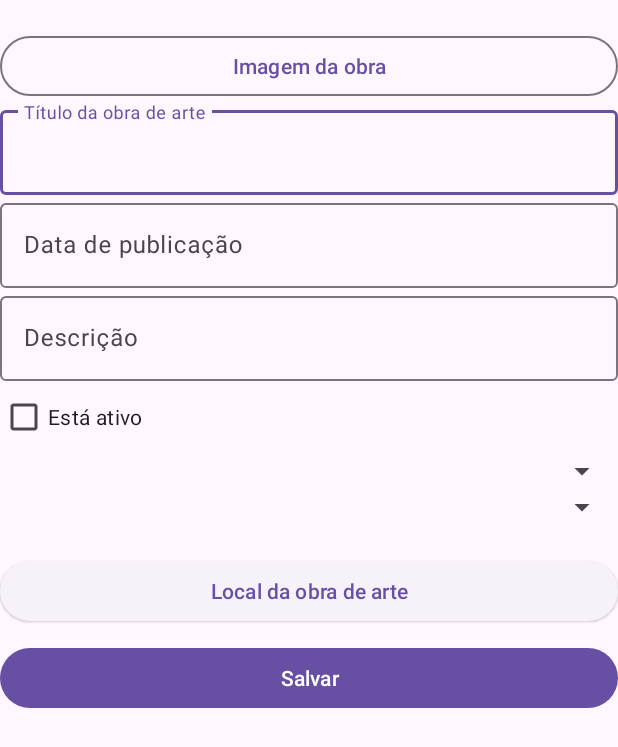
After one commit to LaraaMagalhaes/EspacaoCultural, an Android app: the SaveArtActivity screen opened directly, with no data from a screen before it, on a phone screen of 412 x 824 dp. The commit adds this screen. Shown: the top 747 px of the screen. Run offline under Robolectric (Android 15) with nearby library versions, the phone set to English and light mode, and no system bars.

Commit message:
Adicionado layout basico para salvar obra de arte

```diff
--- a/app/src/main/AndroidManifest.xml
+++ b/app/src/main/AndroidManifest.xml
@@ -13,6 +13,11 @@
         android:theme="@style/Theme.AppCultural"
         tools:targetApi="31">
         <activity
+            android:name=".views.SaveArtActivity"
+            android:exported="false"
+            android:label="@string/title_activity_save_art"
+            android:theme="@style/Theme.AppCultural" />
+        <activity
             android:name=".MainActivity"
             android:exported="true">
             <intent-filter>
--- /dev/null
+++ b/app/src/main/java/com/example/appcultural/views/SaveArtActivity.kt
@@ -0,0 +1,21 @@
+package com.example.appcultural.views
+
+import android.os.Bundle
+import androidx.activity.enableEdgeToEdge
+import androidx.appcompat.app.AppCompatActivity
+import androidx.core.view.ViewCompat
+import androidx.core.view.WindowInsetsCompat
+import com.example.appcultural.R
+
+class SaveArtActivity : AppCompatActivity() {
+    override fun onCreate(savedInstanceState: Bundle?) {
+        super.onCreate(savedInstanceState)
+        enableEdgeToEdge()
+        setContentView(R.layout.activity_save_art)
+        ViewCompat.setOnApplyWindowInsetsListener(findViewById(R.id.main)) { v, insets ->
+            val systemBars = insets.getInsets(WindowInsetsCompat.Type.systemBars())
+            v.setPadding(systemBars.left, systemBars.top, systemBars.right, systemBars.bottom)
+            insets
+        }
+    }
+}
--- /dev/null
+++ b/app/src/main/res/layout/activity_save_art.xml
@@ -0,0 +1,100 @@
+<?xml version="1.0" encoding="utf-8"?>
+<LinearLayout
+    xmlns:android="http://schemas.android.com/apk/res/android"
+    xmlns:tools="http://schemas.android.com/tools"
+    android:id="@+id/main"
+    android:layout_width="match_parent"
+    android:layout_height="match_parent"
+    android:padding="10dp"
+    android:orientation="vertical"
+    tools:context=".views.SaveArtActivity">
+
+    <Button
+        style="@style/Widget.Material3.Button.OutlinedButton"
+        android:id="@+id/art_image_field"
+        android:layout_width="match_parent"
+        android:layout_height="wrap_content"
+        android:text="@string/art_image_hint"
+        android:layout_marginTop="20dp"
+        />
+
+    <com.google.android.material.textfield.TextInputLayout
+        android:layout_width="match_parent"
+        android:layout_height="wrap_content"
+        android:hint="@string/art_title_hint">
+        <com.google.android.material.textfield.TextInputEditText
+            android:id="@+id/art_title_field"
+            android:layout_width="match_parent"
+            android:layout_height="wrap_content"
+            />
+    </com.google.android.material.textfield.TextInputLayout>
+
+    <com.google.android.material.textfield.TextInputLayout
+        android:layout_width="match_parent"
+        android:layout_height="wrap_content"
+        android:hint="@string/art_publish_hint">
+        <com.google.android.material.textfield.TextInputEditText
+            android:id="@+id/art_publish_field"
+            android:layout_width="match_parent"
+            android:layout_height="wrap_content"
+            />
+    </com.google.android.material.textfield.TextInputLayout>
+
+    <com.google.android.material.textfield.TextInputLayout
+        android:layout_width="match_parent"
+        android:layout_height="wrap_content"
+        android:hint="@string/art_description_hint">
+        <com.google.android.material.textfield.TextInputEditText
+            android:id="@+id/art_description_field"
+            android:layout_width="match_parent"
+            android:layout_height="wrap_content"
+            />
+    </com.google.android.material.textfield.TextInputLayout>
+
+    <CheckBox
+        android:id="@+id/art_is_active_field"
+        android:layout_width="match_parent"
+        android:layout_height="wrap_content"
+        android:text="@string/is_active"/>
+
+    <com.google.android.material.textfield.TextInputLayout
+        android:layout_width="match_parent"
+        android:layout_height="wrap_content"
+        android:hint="@string/genders"
+        >
+        <Spinner
+            android:id="@+id/art_genders_field"
+            android:layout_width="match_parent"
+            android:layout_height="wrap_content"
+            />
+    </com.google.android.material.textfield.TextInputLayout>
+
+    <com.google.android.material.textfield.TextInputLayout
+        android:layout_width="match_parent"
+        android:layout_height="wrap_content"
+        android:hint="@string/artist"
+        >
+        <Spinner
+            android:id="@+id/art_artist_field"
+            android:layout_width="match_parent"
+            android:layout_height="wrap_content"
+            />
+    </com.google.android.material.textfield.TextInputLayout>
+
+    <Button
+        style="@style/Widget.Material3.Button.ElevatedButton"
+        android:id="@+id/elevatedButton"
+        android:layout_width="match_parent"
+        android:layout_height="wrap_content"
+        android:text="@string/art_location"
+        android:layout_marginTop="20dp"
+        />
+
+    <Button
+        android:layout_marginTop="10dp"
+        android:id="@+id/save_art_button"
+        android:layout_width="match_parent"
+        android:layout_height="wrap_content"
+        android:text="@string/save"
+        />
+</LinearLayout>
--- a/app/src/main/res/values/strings.xml
+++ b/app/src/main/res/values/strings.xml
@@ -1,3 +1,13 @@
 <resources>
     <string name="app_name">AppCultural</string>
+    <string name="title_activity_save_art">SaveArtActivity</string>
+    <string name="art_image_hint">Imagem da obra</string>
+    <string name="art_title_hint">Título da obra de arte</string>
+    <string name="art_publish_hint">Data de publicação</string>
+    <string name="art_description_hint">Descrição</string>
+    <string name="is_active">Está ativo</string>
+    <string name="genders">Gêneros</string>
+    <string name="artist">Artista</string>
+    <string name="art_location">Local da obra de arte</string>
+    <string name="save">Salvar</string>
 </resources>
--- a/gradle/libs.versions.toml
+++ b/gradle/libs.versions.toml
@@ -9,6 +9,9 @@ appcompat = "1.7.0"
 material = "1.12.0"
 activity = "1.9.1"
 constraintlayout = "2.1.4"
+lifecycleRuntimeKtx = "2.6.1"
+activityCompose = "1.8.0"
+composeBom = "2024.04.01"
 
 [libraries]
 androidx-core-ktx = { group = "androidx.core", name = "core-ktx", version.ref = "coreKtx" }
@@ -19,7 +22,18 @@ androidx-appcompat = { group = "androidx.appcompat", name = "appcompat", version
 material = { group = "com.google.android.material", name = "material", version.ref = "material" }
 androidx-activity = { group = "androidx.activity", name = "activity", version.ref = "activity" }
 androidx-constraintlayout = { group = "androidx.constraintlayout", name = "constraintlayout", version.ref = "constraintlayout" }
+androidx-lifecycle-runtime-ktx = { group = "androidx.lifecycle", name = "lifecycle-runtime-ktx", version.ref = "lifecycleRuntimeKtx" }
+androidx-activity-compose = { group = "androidx.activity", name = "activity-compose", version.ref = "activityCompose" }
+androidx-compose-bom = { group = "androidx.compose", name = "compose-bom", version.ref = "composeBom" }
+androidx-ui = { group = "androidx.compose.ui", name = "ui" }
+androidx-ui-graphics = { group = "androidx.compose.ui", name = "ui-graphics" }
+androidx-ui-tooling = { group = "androidx.compose.ui", name = "ui-tooling" }
+androidx-ui-tooling-preview = { group = "androidx.compose.ui", name = "ui-tooling-preview" }
+androidx-ui-test-manifest = { group = "androidx.compose.ui", name = "ui-test-manifest" }
+androidx-ui-test-junit4 = { group = "androidx.compose.ui", name = "ui-test-junit4" }
+androidx-material3 = { group = "androidx.compose.material3", name = "material3" }
 
 [plugins]
 android-application = { id = "com.android.application", version.ref = "agp" }
 jetbrains-kotlin-android = { id = "org.jetbrains.kotlin.android", version.ref = "kotlin" }
+kotlin-compose = { id = "org.jetbrains.kotlin.plugin.compose", version.ref = "kotlin" }
```
